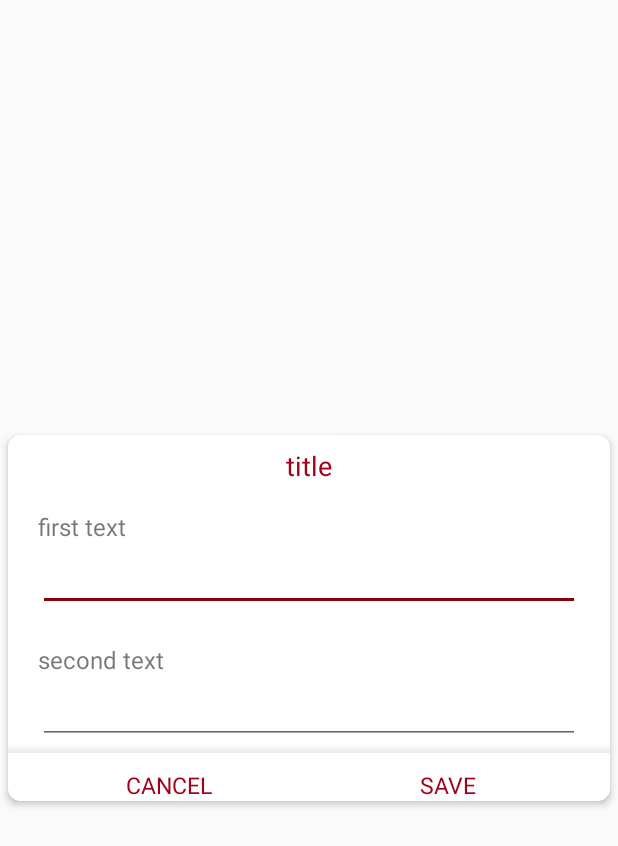
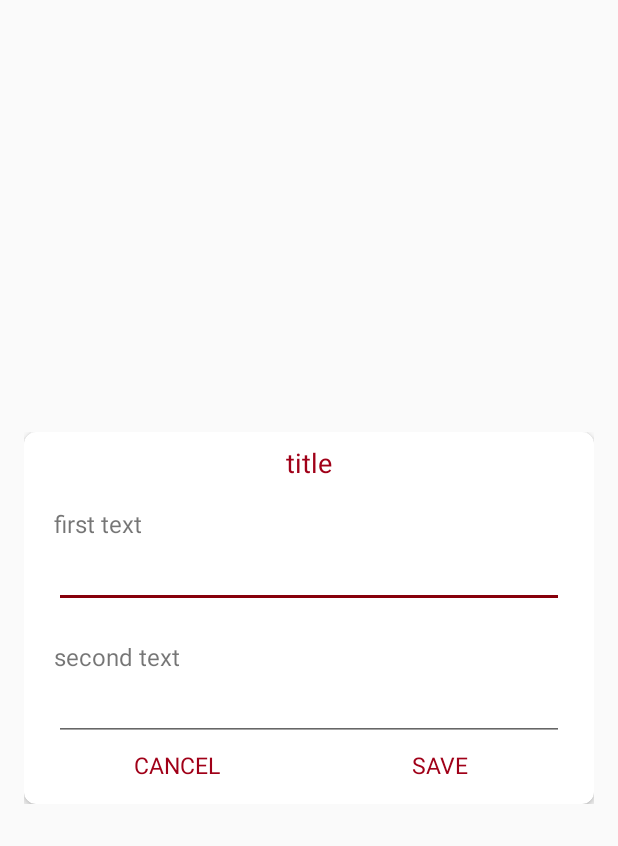
Before and after one commit to birkoof/storageStorm, an Android app: the layout activity_base_dialog.xml on its own in the app's theme, with its tools: preview values and no code run, on a phone screen of 412 x 824 dp. Shown: the top 846 px of the screen. Run offline under Robolectric (Android 15) with nearby library versions, the phone set to English and light mode, and no system bars.

Commit message:
change base dialog layout

```diff
--- a/app/src/main/res/layout/activity_base_dialog.xml
+++ b/app/src/main/res/layout/activity_base_dialog.xml
@@ -1,16 +1,15 @@
 <?xml version="1.0" encoding="utf-8"?>
 <FrameLayout xmlns:android="http://schemas.android.com/apk/res/android"
     xmlns:card_view="http://schemas.android.com/apk/res-auto"
-    android:layout_width="match_parent"
-    android:layout_height="match_parent">
+    android:layout_width="380dp"
+    android:layout_height="wrap_content"
+    android:layout_gravity="center">
 
     <android.support.v7.widget.CardView
         android:id="@+id/card_view"
         android:layout_width="match_parent"
         android:layout_height="wrap_content"
         android:layout_gravity="center"
-        android:layout_marginLeft="5dp"
-        android:layout_marginRight="5dp"
         android:clickable="true"
         card_view:cardCornerRadius="8dp"
         card_view:cardElevation="3dp">
@@ -65,18 +64,11 @@
                 android:layout_marginLeft="20dp"
                 android:layout_marginRight="20dp" />
 
-            <View
-                android:layout_width="match_parent"
-                android:layout_height="6dp"
-                android:layout_gravity="bottom"
-                android:alpha="0.4"
-                android:background="@drawable/elevation_up"></View>
-
             <LinearLayout
                 android:id="@+id/buttonContainer"
                 android:layout_width="match_parent"
                 android:layout_height="wrap_content"
-                android:layout_marginTop="5dp"
+                android:layout_marginBottom="15dp"
                 android:orientation="horizontal">
 
                 <TextView
--- a/app/src/main/res/values/styles.xml
+++ b/app/src/main/res/values/styles.xml
@@ -13,7 +13,7 @@
         <item name="android:background">@drawable/fake_elevation</item>
     </style>
 
-    <style name="CustomPopup" parent="Theme.AppCompat.Light.DialogWhenLarge">
+    <style name="AppTheme.CustomPopup">
         <item name="android:windowBackground">@color/transparent</item>
         <item name="android:windowIsFloating">true</item>
         <item name="windowNoTitle">true</item>
```
Also changed, not shown: app/src/main/AndroidManifest.xml (+5 -5 lines).
